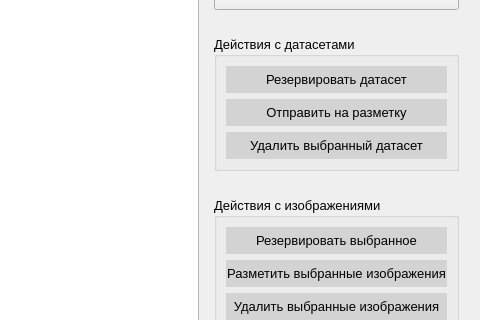
Before: the Qt Designer form desktop_app/design/dataset_page.ui in ivansoya/neural-master, drawn with Qt 5; both pictures show x 908 to 1388 and y 99 to 419 of the 1388 by 861 pixel window.
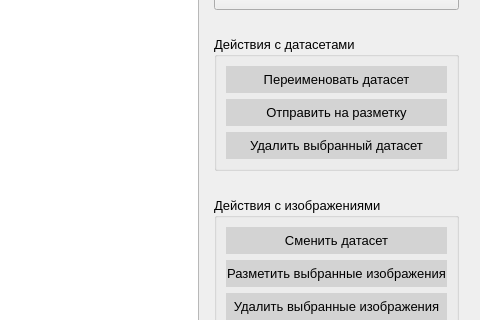
After: the same form once the commit is applied. Custom widgets are drawn as their Qt base class.

Patch:
```diff
--- a/desktop_app/design/dataset_page.ui
+++ b/desktop_app/design/dataset_page.ui
@@ -385,7 +385,7 @@
                </font>
               </property>
               <property name="text">
-               <string>Резервировать датасет</string>
+               <string>Переименовать датасет</string>
               </property>
              </widget>
             </item>
@@ -454,7 +454,7 @@
                </font>
               </property>
               <property name="text">
-               <string>Резервировать выбранное</string>
+               <string>Сменить датасет</string>
               </property>
              </widget>
             </item>
```
Left out of the diff: 4 changed lines with no effect on the pictures.
